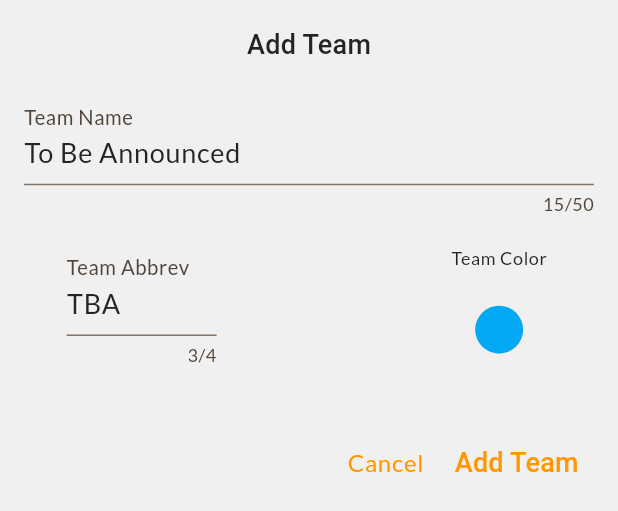
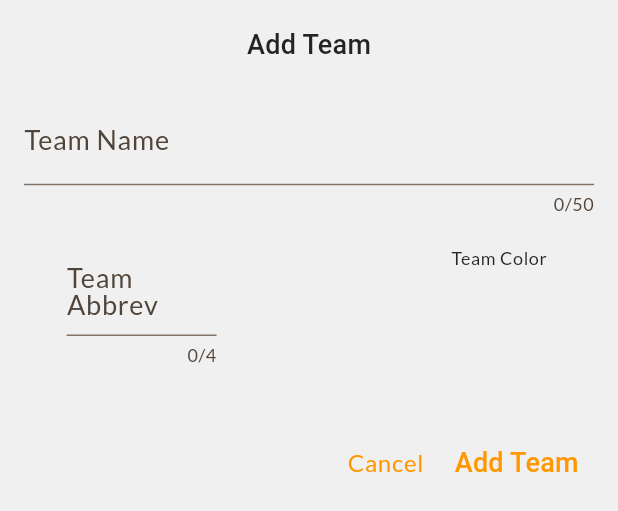
Before and after one commit to eric9ten/pk_stats, a Flutter app: the NewTeam widget shown alone on an empty page, opened directly with empty values, on a phone screen of 412 x 824 dp. Shown: the top 511 px of the screen. Run offline on Flutter 3.47's test engine with Material 3 defaults, Android fonts, the phone set to English and light mode, and no system bars; our stand-ins replace flutter_colorpicker, google_fonts; Roboto replaces fonts that are missing (Dosis).

Commit message:
ref: update team setup

```diff
--- a/lib/widgets/new_team.dart
+++ b/lib/widgets/new_team.dart
@@ -1,12 +1,12 @@
 import 'package:flutter/material.dart';
 import 'package:flutter_colorpicker/flutter_colorpicker.dart';
-import 'package:google_fonts/google_fonts.dart';
 
 import 'package:pk_stats/models/team.dart';
 
 class NewTeam extends StatefulWidget {
-  const NewTeam({super.key, required this.onAddTeam});
+  NewTeam({super.key, required this.onAddTeam, required this.team});
   final void Function(Team team) onAddTeam;
+  final Team team;
 
   @override
   State<NewTeam> createState() {
@@ -15,10 +15,10 @@ class NewTeam extends StatefulWidget {
 }
 
 class _NewTeamState extends State<NewTeam> {
-  final _nameController = TextEditingController(text:'To Be Announced');
-  final _abbrevController = TextEditingController(text:'TBA');
   String _abbrev = '';
-  Color _teamColor = Colors.lightBlue;
+  late TextEditingController _nameController; // = TextEditingController(text:'To Be Announced');
+  late TextEditingController _abbrevController; // = TextEditingController(text:'TBA');
+  late Color? _teamColor;
 
   void _updateTeam() {
     final teamName = _nameController.text.trim();
@@ -50,7 +50,7 @@ class _NewTeamState extends State<NewTeam> {
       Team (
         abbrev: teamAbbrev,
         name: teamName,
-        color: teamColor.toHexString(),
+        color: teamColor!.toHexString(),
 
       )
     );
@@ -72,7 +72,6 @@ class _NewTeamState extends State<NewTeam> {
                   availableColors: availColors,
                   pickerColor: _teamColor, //default color
                   onColorChanged: (Color color) {
-                    //on the color picked
                     setState(() {
                       _teamColor = color;
                     });
@@ -119,6 +118,14 @@ class _NewTeamState extends State<NewTeam> {
       _abbrevController.text = _abbrev;
     }
     return;
+  }
+
+  @override
+  void initState(){
+    _teamColor = widget.team.color.toColor();
+    _nameController = TextEditingController(text: widget.team.name);
+    _abbrevController = TextEditingController(text: widget.team.abbrev);
+    super.initState();
   }
 
   @override
```
Also changed, not shown: lib/views/game_setup.dart (+4 -4 lines), lib/views/game_tracker.dart (+7 -1 lines).
